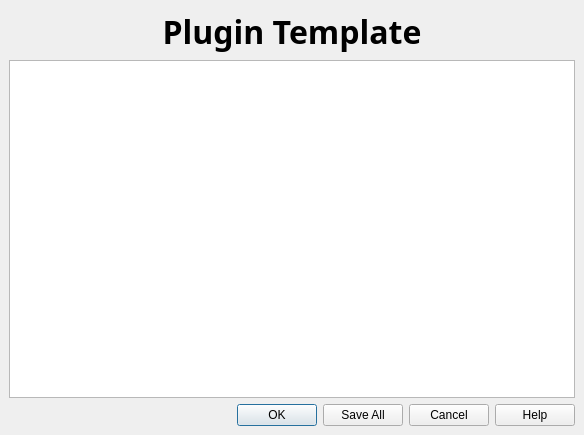
First picture: the form in qgis_easygeotagger_plugin/easygeotaggerguibase.ui, repository alexbruy/EasyGeoTagger, before the edit.
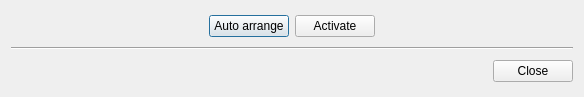
Second picture: the form after the edit. Icons and pictures are not drawn.

Commit message: -Added auto arrange ability to qgis_easygeotagger_plugin -Closes ticket #15

Patch:
```diff
--- a/qgis_easygeotagger_plugin/easygeotaggerguibase.ui
+++ b/qgis_easygeotagger_plugin/easygeotaggerguibase.ui
@@ -6,7 +6,7 @@
     <x>0</x>
     <y>0</y>
     <width>584</width>
-    <height>435</height>
+    <height>97</height>
    </rect>
   </property>
   <property name="windowTitle" >
@@ -16,55 +16,60 @@
    <iconset/>
   </property>
   <layout class="QGridLayout" >
-   <property name="margin" >
-    <number>9</number>
-   </property>
-   <property name="spacing" >
-    <number>6</number>
-   </property>
    <item row="0" column="0" >
-    <widget class="QLabel" name="txtHeading" >
-     <property name="sizePolicy" >
-      <sizepolicy>
-       <hsizetype>5</hsizetype>
-       <vsizetype>1</vsizetype>
-       <horstretch>0</horstretch>
-       <verstretch>0</verstretch>
-      </sizepolicy>
+    <spacer>
+     <property name="orientation" >
+      <enum>Qt::Horizontal</enum>
      </property>
-     <property name="font" >
-      <font>
-       <family>Sans Serif</family>
-       <pointsize>24</pointsize>
-       <weight>75</weight>
-       <italic>false</italic>
-       <bold>true</bold>
-       <underline>false</underline>
-       <strikeout>false</strikeout>
-      </font>
+     <property name="sizeHint" >
+      <size>
+       <width>40</width>
+       <height>20</height>
+      </size>
      </property>
+    </spacer>
+   </item>
+   <item row="0" column="1" >
+    <widget class="QPushButton" name="pbtnAutoArrange" >
      <property name="text" >
-      <string>Plugin Template</string>
+      <string>Auto arrange</string>
      </property>
-     <property name="alignment" >
-      <set>Qt::AlignCenter</set>
+    </widget>
+   </item>
+   <item row="0" column="2" >
+    <widget class="QPushButton" name="pbtnActivate" >
+     <property name="text" >
+      <string>Activate</string>
      </property>
     </widget>
    </item>
-   <item row="1" column="0" >
-    <widget class="QTextBrowser" name="textBrowser" >
-     <property name="openExternalLinks" >
-      <bool>true</bool>
+   <item row="0" column="3" >
+    <spacer>
+     <property name="orientation" >
+      <enum>Qt::Horizontal</enum>
      </property>
+     <property name="sizeHint" >
+      <size>
+       <width>40</width>
+       <height>20</height>
+      </size>
+     </property>
+    </spacer>
+   </item>
+   <item row="1" column="0" colspan="4" >
+    <widget class="Line" name="line" >
+     <property name="orientation" >
+      <enum>Qt::Horizontal</enum>
+     </property>
     </widget>
    </item>
-   <item row="2" column="0" >
+   <item row="2" column="0" colspan="4" >
     <widget class="QDialogButtonBox" name="buttonBox" >
      <property name="orientation" >
       <enum>Qt::Horizontal</enum>
      </property>
      <property name="standardButtons" >
-      <set>QDialogButtonBox::Cancel|QDialogButtonBox::Help|QDialogButtonBox::NoButton|QDialogButtonBox::Ok|QDialogButtonBox::SaveAll</set>
+      <set>QDialogButtonBox::Close</set>
      </property>
     </widget>
    </item>
```
Left out of the diff: 2 changed lines with no effect on the pictures. The commit also changes 7 other files.
